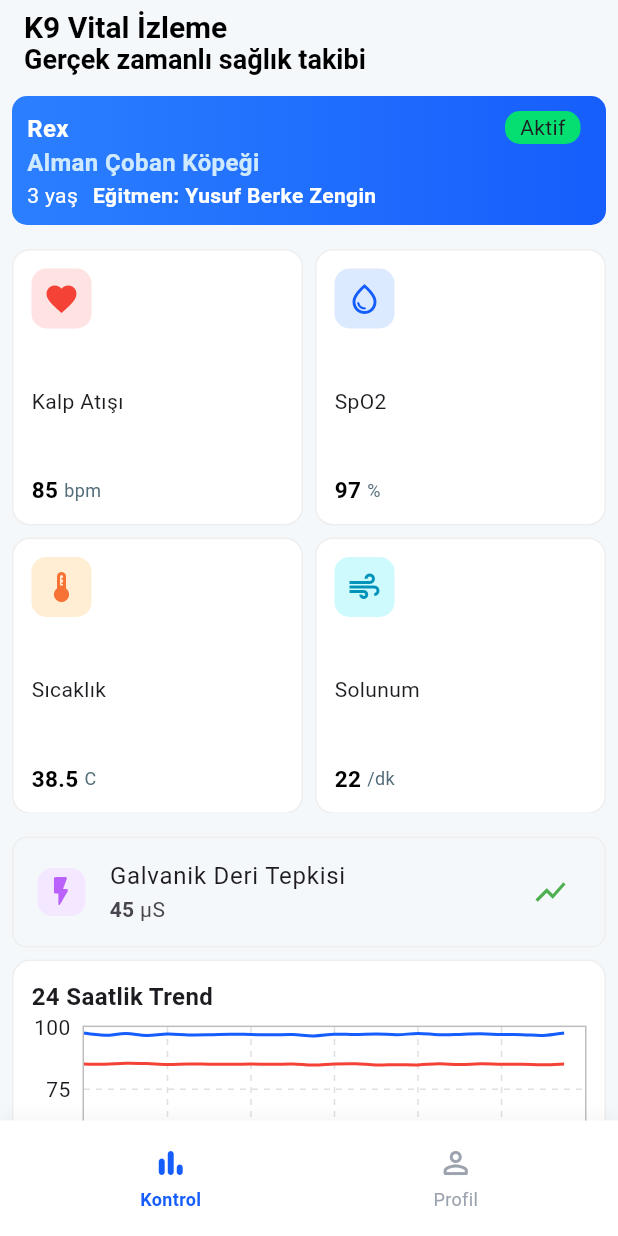
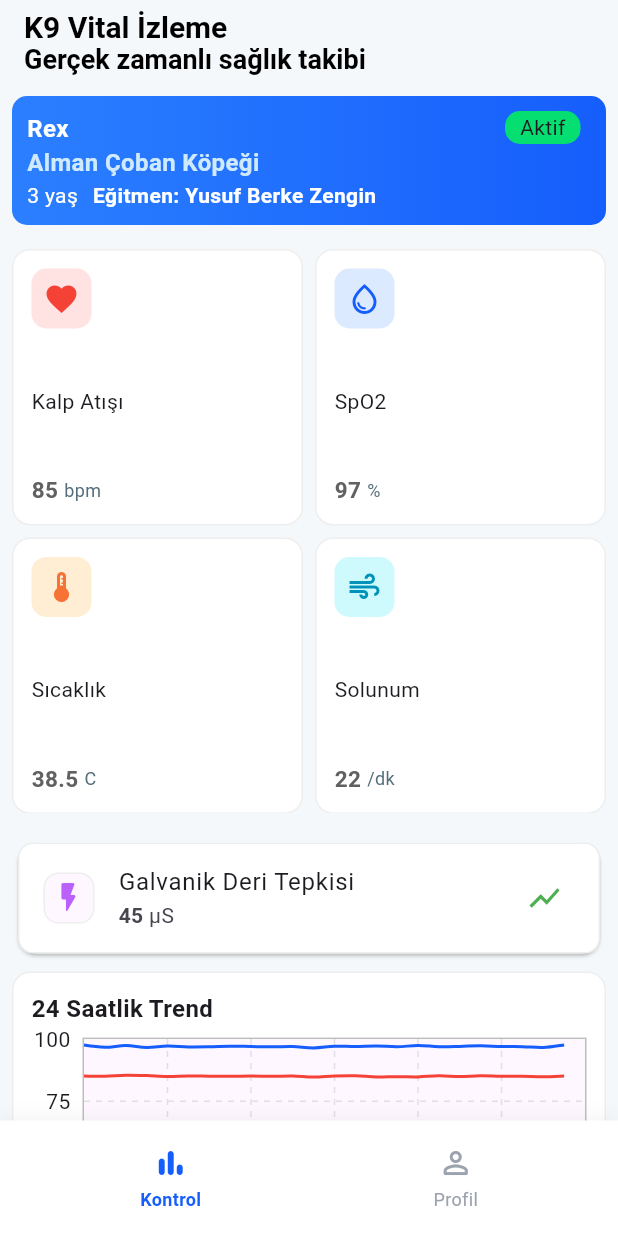
Before and after one commit to YusufBerkez/k9_project, a Flutter app: the screen it shows after launch, on a phone screen of 412 x 824 dp. Run offline on Flutter 3.47's test engine with Material 3 defaults, Android fonts, the light colour scheme and no system bars; drawn by our look-alikes of fl_chart; our stand-ins replace flutter_riverpod, shared_preferences.

Commit message:
Ana sayfadaki tasarım düzeltmeleri ve sabit sınıfına uygun hale getirildi

```diff
--- a/k9_app/lib/features/homepage/presentation/widgets/homepage_screen.dart
+++ b/k9_app/lib/features/homepage/presentation/widgets/homepage_screen.dart
@@ -2,6 +2,7 @@ import 'dart:math';
 import 'package:flutter/material.dart';
 import 'package:flutter_riverpod/flutter_riverpod.dart';
 import 'package:fl_chart/fl_chart.dart';
+import 'package:k9_app/core/constant/app_colors.dart';
 import 'package:k9_app/core/providers/theme_provider.dart';
 
 class HomePageScreen extends ConsumerStatefulWidget {
@@ -58,6 +59,8 @@ class _HomePageScreenState extends ConsumerState<HomePageScreen> {
 
   @override
   Widget build(BuildContext context) {
+    final isDarkMode= ref.watch(themeProvider);
+    final theme= Theme.of(context);
     final cards = [
       const DogsInfoCards(
         icon: Icons.favorite,
@@ -217,13 +220,13 @@ class _HomePageScreenState extends ConsumerState<HomePageScreen> {
                 },
               ),
             ),
-            const DogsInfoListile(value: '45'),
+             DogsInfoListile(value: '45', isDark: isDarkMode,theme: theme,),
             Padding(
               padding: const EdgeInsets.symmetric(horizontal: 8.0),
               child: Container(
                 decoration: BoxDecoration(
-                  color: Colors.white,
-                  border: Border.all(color: Colors.grey.shade200),
+                  color: isDarkMode ? theme.cardColor : Colors.white,
+                  border: Border.all(color: isDarkMode ? AppColors.darkModeCardBorder : AppColors.lightModeCardBorder),
                   borderRadius: BorderRadius.circular(12),
                 ),
                 padding: const EdgeInsets.all(12),
@@ -242,6 +245,7 @@ class _HomePageScreenState extends ConsumerState<HomePageScreen> {
                       height: 190,
                       child: LineChart(
                         LineChartData(
+                          backgroundColor: theme.cardColor,
                           minX: 0,
                           maxX: 24,
                           minY: 0,
@@ -376,22 +380,27 @@ class _HomePageScreenState extends ConsumerState<HomePageScreen> {
 }
 
 class DogsInfoListile extends StatelessWidget {
-  const DogsInfoListile({super.key, required this.value});
+  const DogsInfoListile({super.key, required this.value, required this.isDark, required this.theme, });
   final String value;
+  final bool isDark;
+  final ThemeData theme;
 
   @override
   Widget build(BuildContext context) {
     return Padding(
       padding: const EdgeInsets.all(8.0),
+      child: Card(
+        color: isDark? theme.cardColor: Colors.white,
         child: ListTile(
           shape: RoundedRectangleBorder(
             borderRadius: BorderRadius.circular(10),
-          side: BorderSide(color: Colors.grey.shade200),
+            side: BorderSide(color: isDark ? AppColors.darkModeCardBorder : AppColors.lightModeCardBorder),
           ),
           leading: Container(
             decoration: BoxDecoration(
-            color: Color(0xfff3e8ff),
+              color: theme.cardColor,
               borderRadius: BorderRadius.circular(10),
+              border: Border.all(color: isDark ? AppColors.darkModeCardBorder : AppColors.lightModeCardBorder)
             ),
             child: Padding(
               padding: const EdgeInsets.all(4.0),
@@ -406,6 +415,7 @@ class DogsInfoListile extends StatelessWidget {
             ],
           ),
           trailing: Icon(Icons.show_chart_sharp, color: Colors.green),
+        ),
       ),
     );
   }
@@ -430,11 +440,12 @@ class DogsInfoCards extends ConsumerWidget {
 
   @override
   Widget build(BuildContext context, WidgetRef ref) {
+    final theme=Theme.of(context);
     final isDarkMode = ref.watch(themeProvider);
     return Container(
       decoration: BoxDecoration(
-        color: isDarkMode ? Colors.grey : Colors.white,
-        border: Border.all(color: Colors.grey.shade200),
+        color: isDarkMode ? theme.cardColor : Colors.white,
+        border: Border.all(color: isDarkMode ? AppColors.darkModeCardBorder : AppColors.lightModeCardBorder),
         borderRadius: BorderRadius.circular(12),
       ),
       padding: const EdgeInsets.all(12),
@@ -459,7 +470,7 @@ class DogsInfoCards extends ConsumerWidget {
                 value,
                 style: TextStyle(
                   fontSize: 15,
-                  color: Colors.black,
+                  color: isDarkMode ? AppColors.darkModeTextColor : AppColors.lightModeTextColor,
                   fontWeight: FontWeight.w600,
                 ),
               ),
```
Lines whose indentation alone changed are shown as unchanged.
